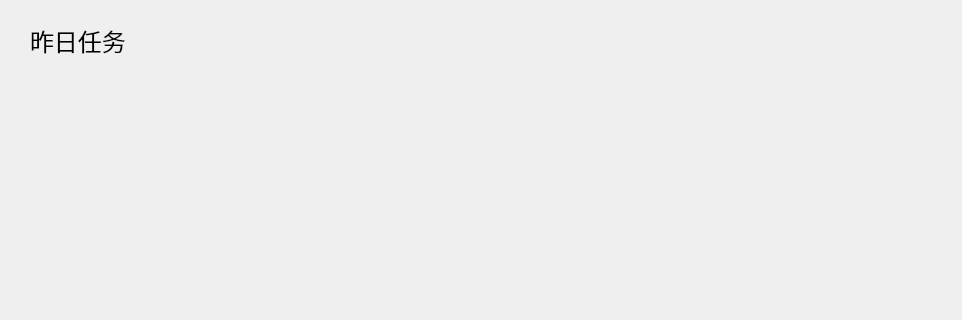
The window that Easygtd/yesterdayworks.ui (topologicalstructure/HCIProject) describes before a commit, drawn with Qt 5; both pictures show x 0 to 962 and y 0 to 320 of the 962 by 597 pixel window.
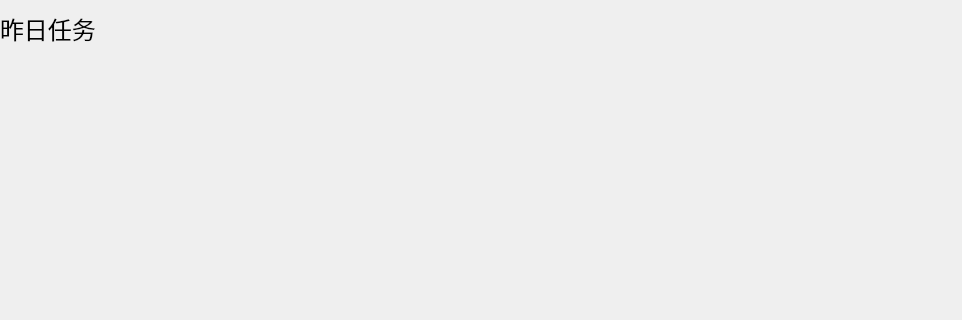
The same window after the commit. Custom widgets are drawn as their Qt base class.

```diff
--- a/Easygtd/yesterdayworks.ui
+++ b/Easygtd/yesterdayworks.ui
@@ -13,14 +13,29 @@
   <property name="windowTitle">
    <string>Form</string>
   </property>
+  <layout class="QVBoxLayout" name="verticalLayout">
+   <property name="spacing">
+    <number>0</number>
+   </property>
+   <property name="leftMargin">
+    <number>0</number>
+   </property>
+   <property name="topMargin">
+    <number>11</number>
+   </property>
+   <property name="rightMargin">
+    <number>0</number>
+   </property>
+   <property name="bottomMargin">
+    <number>0</number>
+   </property>
+   <item>
   <widget class="QLabel" name="label">
-   <property name="geometry">
-    <rect>
-     <x>30</x>
-     <y>10</y>
-     <width>131</width>
-     <height>61</height>
-    </rect>
+     <property name="sizePolicy">
+      <sizepolicy hsizetype="Preferred" vsizetype="Fixed">
+       <horstretch>0</horstretch>
+       <verstretch>0</verstretch>
+      </sizepolicy>
    </property>
    <property name="font">
     <font>
@@ -31,7 +46,36 @@
     <string>昨日任务</string>
    </property>
   </widget>
- </widget>
+   </item>
+   <item>
+    <widget class="QWidget" name="widget_2" native="true"/>
+   </item>
+   <item>
+    <widget class="create_widget" name="widget" native="true">
+     <property name="sizePolicy">
+      <sizepolicy hsizetype="Preferred" vsizetype="Fixed">
+       <horstretch>0</horstretch>
+       <verstretch>0</verstretch>
+      </sizepolicy>
+     </property>
+     <property name="minimumSize">
+      <size>
+       <width>0</width>
+       <height>40</height>
+      </size>
+     </property>
+    </widget>
+   </item>
+  </layout>
+ </widget>
+ <customwidgets>
+  <customwidget>
+   <class>create_widget</class>
+   <extends>QWidget</extends>
+   <header>create_widget.h</header>
+   <container>1</container>
+  </customwidget>
+ </customwidgets>
  <resources/>
  <connections/>
 </ui>
```
Lines whose indentation alone changed are shown as unchanged.
